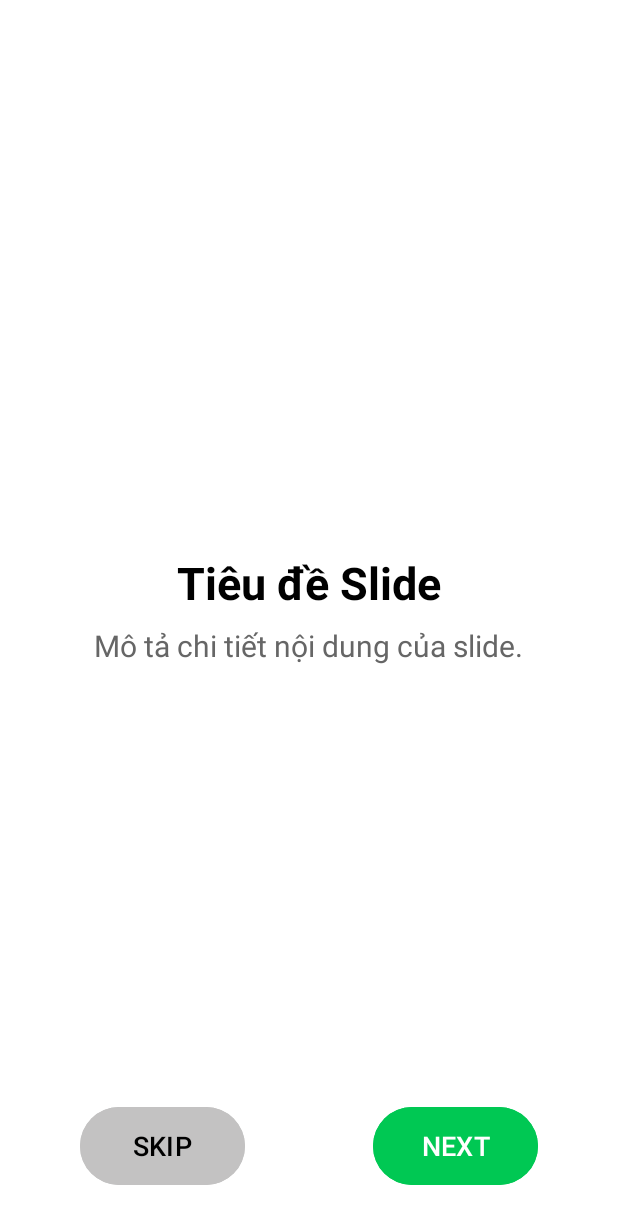
After one commit to KieuTrinh3007/App_DATN_Haven_Inn-, an Android app: the WelcomeActivity screen opened directly, with no data from a screen before it, on a phone screen of 412 x 824 dp. The commit adds this screen. Shown: the top 1224 px of the screen. Run offline under Robolectric (Android 15) with nearby library versions, the phone set to English and light mode, and no system bars; 1 statement that could not run was skipped.

Commit message:
ui/ onbording

```diff
--- /dev/null
+++ b/app/src/main/java/com/example/app_datn_haven_inn/ui/onbording/Slide.kt
@@ -0,0 +1,4 @@
+package com.example.app_datn_haven_inn.ui.onbording
+
+class Slide {
+}
--- /dev/null
+++ b/app/src/main/java/com/example/app_datn_haven_inn/ui/onbording/SlideAdapter.kt
@@ -0,0 +1,4 @@
+package com.example.app_datn_haven_inn.ui.onbording
+
+class SlideAdapter {
+}
--- /dev/null
+++ b/app/src/main/java/com/example/app_datn_haven_inn/ui/onbording/WelcomeActivity.kt
@@ -0,0 +1,21 @@
+package com.example.app_datn_haven_inn.ui.onbording
+
+import android.os.Bundle
+import androidx.activity.enableEdgeToEdge
+import androidx.appcompat.app.AppCompatActivity
+import androidx.core.view.ViewCompat
+import androidx.core.view.WindowInsetsCompat
+import com.example.app_datn_haven_inn.R
+
+class WelcomeActivity : AppCompatActivity() {
+    override fun onCreate(savedInstanceState: Bundle?) {
+        super.onCreate(savedInstanceState)
+        enableEdgeToEdge()
+        setContentView(R.layout.activity_welcome)
+        ViewCompat.setOnApplyWindowInsetsListener(findViewById(R.id.main)) { v, insets ->
+            val systemBars = insets.getInsets(WindowInsetsCompat.Type.systemBars())
+            v.setPadding(systemBars.left, systemBars.top, systemBars.right, systemBars.bottom)
+            insets
+        }
+    }
+}
--- a/app/src/main/java/com/example/app_datn_haven_inn/ui/thucDon/ThucDonFragment.kt
+++ b/app/src/main/java/com/example/app_datn_haven_inn/ui/thucDon/ThucDonFragment.kt
@@ -12,11 +12,6 @@ import com.example.app_datn_haven_inn.R
 private const val ARG_PARAM1 = "param1"
 private const val ARG_PARAM2 = "param2"
 
-/**
- * A simple [Fragment] subclass.
- * Use the [ThucDonFragment.newInstance] factory method to
- * create an instance of this fragment.
- */
 class ThucDonFragment : Fragment() {
     // TODO: Rename and change types of parameters
     private var param1: String? = null
--- /dev/null
+++ b/app/src/main/res/layout/activity_welcome.xml
@@ -0,0 +1,80 @@
+<?xml version="1.0" encoding="utf-8"?>
+<LinearLayout xmlns:android="http://schemas.android.com/apk/res/android"
+    android:layout_width="match_parent"
+    android:layout_height="match_parent"
+    android:orientation="vertical"
+    android:background="#FFFFFF"
+    android:gravity="center">
+
+    <androidx.viewpager2.widget.ViewPager2
+        android:id="@+id/slideViewPager"
+        android:layout_width="match_parent"
+        android:layout_height="0dp"
+        android:layout_weight="1"
+        android:clipToPadding="false"
+        android:clipChildren="false"
+        android:paddingStart="16dp"
+        android:paddingEnd="16dp"
+        android:overScrollMode="never" />
+
+    <LinearLayout
+        android:layout_width="match_parent"
+        android:layout_height="0dp"
+        android:layout_weight="1"
+        android:orientation="vertical"
+        android:padding="16dp"
+        android:gravity="center_horizontal">
+
+        <TextView
+            android:id="@+id/tvTitle"
+            android:layout_width="wrap_content"
+            android:layout_height="wrap_content"
+            android:text="Tiêu đề Slide"
+            android:textSize="30sp"
+            android:textStyle="bold"
+            android:gravity="center"
+            android:textColor="#000000" />
+
+        <TextView
+            android:id="@+id/tvDescription"
+            android:layout_width="wrap_content"
+            android:layout_height="wrap_content"
+            android:layout_marginTop="8dp"
+            android:text="Mô tả chi tiết nội dung của slide."
+            android:textSize="20sp"
+            android:gravity="center"
+            android:textColor="#666666" />
+    </LinearLayout>
+
+    <!-- Nút Điều Hướng -->
+    <LinearLayout
+        android:layout_width="match_parent"
+        android:layout_height="wrap_content"
+        android:orientation="horizontal"
+        android:padding="30dp"
+        android:gravity="center">
+
+        <Button
+            android:id="@+id/btnSkip"
+            android:layout_width="110dp"
+            android:layout_height="60dp"
+            android:background="@null"
+            android:text="SKIP"
+            android:layout_marginRight="85dp"
+            android:backgroundTint="#C3C2C2"
+            android:textColor="@color/black"
+            android:textSize="18sp" />
+
+        <Button
+            android:id="@+id/btnNext"
+            android:layout_width="110dp"
+            android:layout_height="60dp"
+            android:backgroundTint="#00C853"
+            android:text="NEXT"
+            android:textColor="#FFFFFF"
+            android:textSize="18sp"
+            android:paddingStart="16dp"
+            android:paddingEnd="16dp" />
+    </LinearLayout>
+
+</LinearLayout>
```
Also changed, not shown: app/src/main/AndroidManifest.xml (+15 -12 lines), app/src/main/res/layout/item_slide.xml (added, +12 -0 lines).
